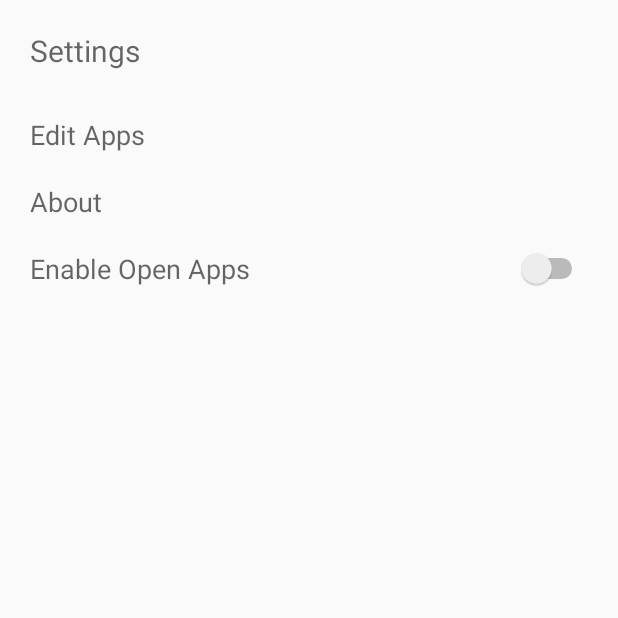
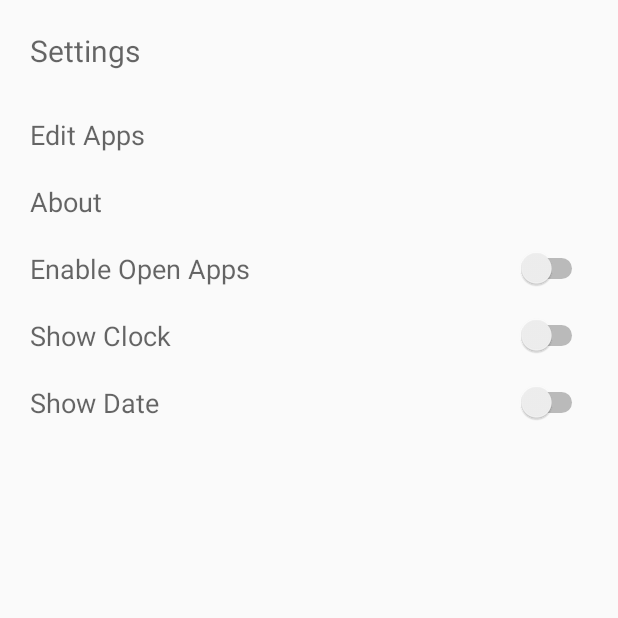
Before and after one commit to myin142/min-launcher, an Android app: the Settings screen opened directly, with no data from a screen before it, on a phone screen of 412 x 824 dp, the top half of it. Run offline under Robolectric (Android 15) with nearby library versions, the phone set to English and light mode, and no system bars; our stand-ins replace Dagger/Hilt's generated code; 2 statements that could not run were skipped.

Commit message:
Toggle Date/Clock

```diff
--- a/app/src/main/java/io/github/myin/phone/SharedConst.java
+++ b/app/src/main/java/io/github/myin/phone/SharedConst.java
@@ -3,5 +3,7 @@ package io.github.myin.phone;
 public interface SharedConst {
     String PREFERENCE_NAME = "io.github.myin.phone.MinLauncher";
     String PREF_ENABLED_FEATURES = "prefEnabledFeatures";
-    String PREF_OPEN_APP_FEATURE = "prefOpenApp";
+    String PREF_OPEN_APP_FEATURE = "prefFeatOpenApp";
+    String PREF_SHOW_CLOCK_FEATURE = "prefFeatShowClock";
+    String PREF_SHOW_DATE_FEATURE = "prefFeatShowDate";
 }
--- a/app/src/main/java/io/github/myin/phone/config/MainApplication.java
+++ b/app/src/main/java/io/github/myin/phone/config/MainApplication.java
@@ -7,6 +7,7 @@ import android.os.Bundle;
 import dagger.android.AndroidInjector;
 import dagger.android.DispatchingAndroidInjector;
 import dagger.android.HasAndroidInjector;
+import io.github.myin.phone.utils.FeaturePreference;
 
 import javax.inject.Inject;
 
@@ -29,6 +30,7 @@ public class MainApplication extends Application implements HasAndroidInjector {
                 .inject(this);
 
         registerPortraitOrientationCallback();
+        FeaturePreference.init(this);
     }
 
     private void registerPortraitOrientationCallback() {
--- a/app/src/main/java/io/github/myin/phone/views/settings/Settings.java
+++ b/app/src/main/java/io/github/myin/phone/views/settings/Settings.java
@@ -7,17 +7,10 @@ import androidx.annotation.Nullable;
 import androidx.appcompat.app.AppCompatActivity;
 import io.github.myin.phone.R;
 import io.github.myin.phone.SharedConst;
-import io.github.myin.phone.utils.PreferenceSettings;
+import io.github.myin.phone.utils.FeaturePreference;
 import io.github.myin.phone.views.settings.apps.ManageAppsActivity;
 
-import java.util.HashMap;
-import java.util.Map;
-import java.util.Set;
-
 public class Settings extends AppCompatActivity {
-
-    private Map<String, Switch> featureSwitchMap;
-    private Set<String> features;
 
     @Override
     protected void onCreate(@Nullable Bundle savedInstanceState) {
@@ -27,38 +20,15 @@ public class Settings extends AppCompatActivity {
         findViewById(R.id.edit_apps).setOnClickListener(v -> openEditApps());
         findViewById(R.id.about).setOnClickListener(v -> openAbout());
 
-        featureSwitchMap = new HashMap<>();
-        featureSwitchMap.put(SharedConst.PREF_OPEN_APP_FEATURE, findViewById(R.id.enable_open_apps));
-
-        features = PreferenceSettings.getFeatures(this);
-        for (String feature : features) {
-            Switch featureSwitch = featureSwitchMap.get(feature);
-            if (featureSwitch != null) {
-                featureSwitch.setChecked(true);
-            }
-        }
-
-        for (String feature : featureSwitchMap.keySet()) {
-            Switch featureSwitch = featureSwitchMap.get(feature);
-            if (featureSwitch == null) continue;
-
-            if (features.contains(feature)) {
-                featureSwitch.setChecked(true);
-            }
-
-            featureSwitch.setOnCheckedChangeListener((buttonView, isChecked) -> {
-                toggleFeature(feature, isChecked);
-                PreferenceSettings.saveFeatureSettings(this, features);
-            });
-        }
+        initSwitch(R.id.enable_open_apps, SharedConst.PREF_OPEN_APP_FEATURE);
+        initSwitch(R.id.show_clock, SharedConst.PREF_SHOW_CLOCK_FEATURE);
+        initSwitch(R.id.show_date, SharedConst.PREF_SHOW_DATE_FEATURE);
     }
 
-    private void toggleFeature(String feature, boolean isChecked) {
-        if (isChecked) {
-            features.add(feature);
-        } else {
-            features.remove(feature);
-        }
+    private void initSwitch(int id, String feature) {
+        Switch switchWidget = findViewById(id);
+        switchWidget.setChecked(FeaturePreference.isFeatureEnabled(feature));
+        switchWidget.setOnCheckedChangeListener((buttonView, isChecked) -> FeaturePreference.toggleFeature(feature, isChecked));
     }
 
     public void openEditApps() {
--- a/app/src/main/res/layout/settings_activity.xml
+++ b/app/src/main/res/layout/settings_activity.xml
@@ -40,5 +40,15 @@
                 android:layout_width="match_parent"
                 style="@style/ListText"
                 android:layout_height="wrap_content" />
+        <Switch android:text="@string/settings_enable_show_clock"
+                android:id="@+id/show_clock"
+                android:layout_width="match_parent"
+                style="@style/ListText"
+                android:layout_height="wrap_content" />
+        <Switch android:text="@string/settings_enable_show_date"
+                android:id="@+id/show_date"
+                android:layout_width="match_parent"
+                style="@style/ListText"
+                android:layout_height="wrap_content" />
     </LinearLayout>
 </androidx.constraintlayout.widget.ConstraintLayout>
--- a/app/src/main/res/values/strings.xml
+++ b/app/src/main/res/values/strings.xml
@@ -10,6 +10,8 @@
     <string name="settings_add_tool">Add Tool</string>
 
     <string name="settings_enable_open_apps">Enable Open Apps</string>
+    <string name="settings_enable_show_clock">Show Clock</string>
+    <string name="settings_enable_show_date">Show Date</string>
 
     <string name="about">About</string>
     <string name="about_source"><a href="https://github.com/myin142/min-launcher">Source Code</a></string>
```
Also changed, not shown: app/src/main/java/io/github/myin/phone/utils/FeaturePreference.java (added, +53 -0 lines), app/src/main/java/io/github/myin/phone/utils/PreferenceSettings.java (deleted, +0 -27 lines), app/src/main/java/io/github/myin/phone/views/home/HomeActivity.java (+2 -10 lines), app/src/main/java/io/github/myin/phone/views/home/HomeTop.java (+13 -0 lines).
